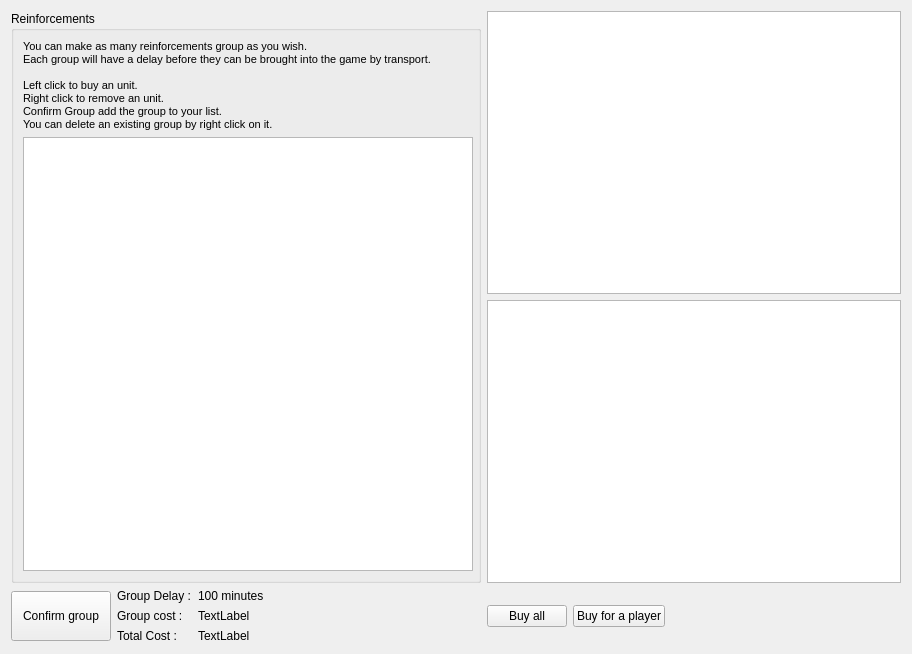
Qt form src/_res/galacticwar/reinforcementItems.ui (FAForever/client) before a commit.
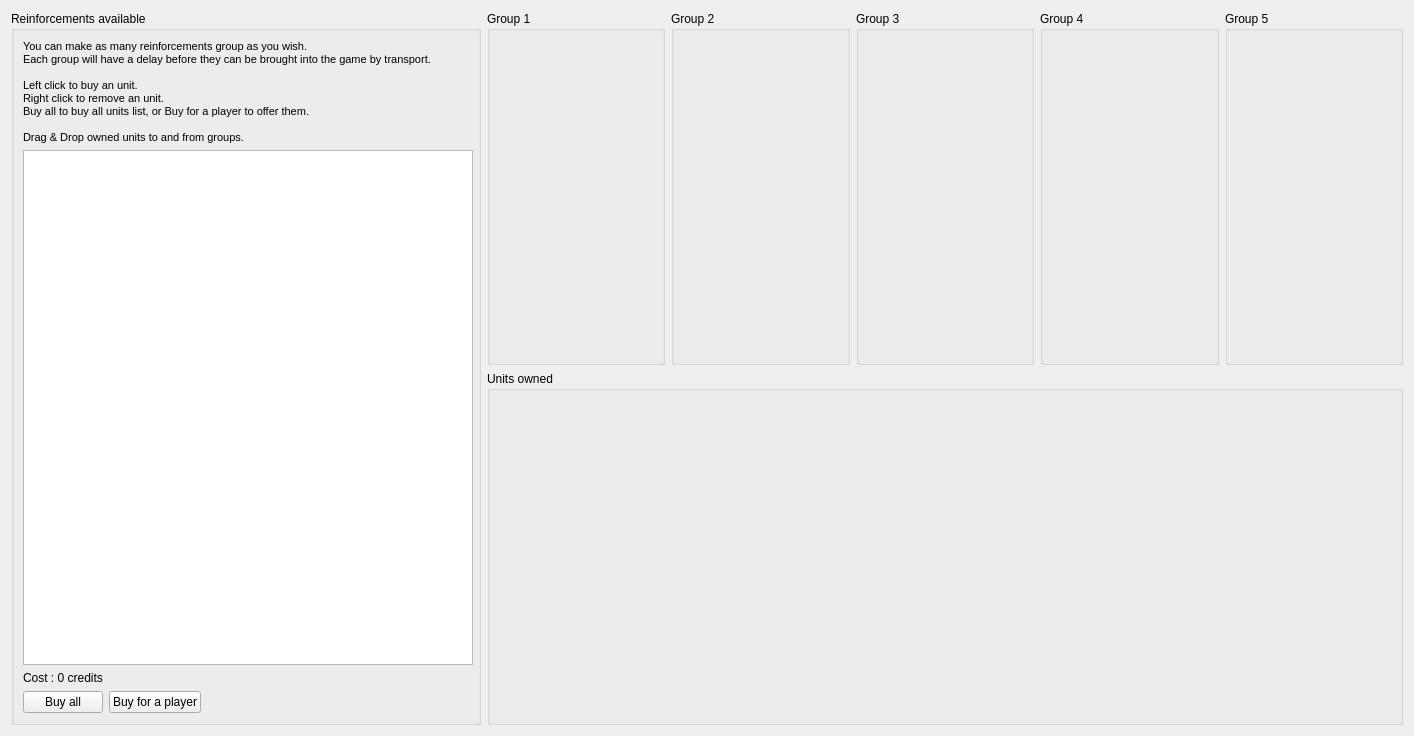
The same form after that commit.

Commit message: Better reinforcement panel.

```diff
--- a/src/_res/galacticwar/reinforcementItems.ui
+++ b/src/_res/galacticwar/reinforcementItems.ui
@@ -6,8 +6,8 @@
    <rect>
     <x>0</x>
     <y>0</y>
-    <width>912</width>
-    <height>654</height>
+    <width>1414</width>
+    <height>736</height>
    </rect>
   </property>
   <property name="windowTitle">
@@ -16,8 +16,8 @@
   <property name="styleSheet">
    <string notr="true"/>
   </property>
-  <layout class="QGridLayout" name="gridLayout_3">
-   <item row="0" column="0" rowspan="2" colspan="2">
+  <layout class="QGridLayout" name="gridLayout_7">
+   <item row="0" column="0" rowspan="2">
     <widget class="QGroupBox" name="groupBox">
      <property name="maximumSize">
       <size>
@@ -26,7 +26,7 @@
       </size>
      </property>
      <property name="title">
-      <string>Reinforcements</string>
+      <string>Reinforcements available</string>
      </property>
      <property name="flat">
       <bool>false</bool>
@@ -42,10 +42,11 @@
 &lt;p align=&quot;justify&quot; style=&quot; margin-top:0px; margin-bottom:0px; margin-left:0px; margin-right:0px; -qt-block-indent:0; text-indent:0px;&quot;&gt;&lt;span style=&quot; font-size:8pt;&quot;&gt;You can make as many reinforcements group as you wish. &lt;/span&gt;&lt;/p&gt;
 &lt;p align=&quot;justify&quot; style=&quot; margin-top:0px; margin-bottom:0px; margin-left:0px; margin-right:0px; -qt-block-indent:0; text-indent:0px;&quot;&gt;&lt;span style=&quot; font-size:8pt;&quot;&gt;Each group will have a delay before they can be brought into the game by transport.&lt;/span&gt;&lt;/p&gt;
 &lt;p align=&quot;justify&quot; style=&quot;-qt-paragraph-type:empty; margin-top:0px; margin-bottom:0px; margin-left:0px; margin-right:0px; -qt-block-indent:0; text-indent:0px; font-size:8pt;&quot;&gt;&lt;/p&gt;
-&lt;p align=&quot;justify&quot; style=&quot; margin-top:0px; margin-bottom:0px; margin-left:0px; margin-right:0px; -qt-block-indent:0; text-indent:0px;&quot;&gt;&lt;span style=&quot; font-size:8pt;&quot;&gt;Left&lt;/span&gt;&lt;span style=&quot; font-size:8pt;&quot;&gt; click to buy an unit.&lt;/span&gt;&lt;/p&gt;
-&lt;p align=&quot;justify&quot; style=&quot; margin-top:0px; margin-bottom:0px; margin-left:0px; margin-right:0px; -qt-block-indent:0; text-indent:0px;&quot;&gt;&lt;span style=&quot; font-size:8pt;&quot;&gt;Right&lt;/span&gt;&lt;span style=&quot; font-size:8pt;&quot;&gt; click to remove an unit.&lt;/span&gt;&lt;/p&gt;
-&lt;p align=&quot;justify&quot; style=&quot; margin-top:0px; margin-bottom:0px; margin-left:0px; margin-right:0px; -qt-block-indent:0; text-indent:0px;&quot;&gt;&lt;span style=&quot; font-size:8pt;&quot;&gt;Confirm Group add the group to your list.&lt;/span&gt;&lt;/p&gt;
-&lt;p align=&quot;justify&quot; style=&quot; margin-top:0px; margin-bottom:0px; margin-left:0px; margin-right:0px; -qt-block-indent:0; text-indent:0px;&quot;&gt;&lt;span style=&quot; font-size:8pt;&quot;&gt;You can delete an existing group by right click on it.&lt;/span&gt;&lt;/p&gt;&lt;/body&gt;&lt;/html&gt;</string>
+&lt;p align=&quot;justify&quot; style=&quot; margin-top:0px; margin-bottom:0px; margin-left:0px; margin-right:0px; -qt-block-indent:0; text-indent:0px;&quot;&gt;&lt;span style=&quot; font-size:8pt;&quot;&gt;Left click to buy an unit.&lt;/span&gt;&lt;/p&gt;
+&lt;p align=&quot;justify&quot; style=&quot; margin-top:0px; margin-bottom:0px; margin-left:0px; margin-right:0px; -qt-block-indent:0; text-indent:0px;&quot;&gt;&lt;span style=&quot; font-size:8pt;&quot;&gt;Right click to remove an unit.&lt;/span&gt;&lt;/p&gt;
+&lt;p align=&quot;justify&quot; style=&quot; margin-top:0px; margin-bottom:0px; margin-left:0px; margin-right:0px; -qt-block-indent:0; text-indent:0px;&quot;&gt;&lt;span style=&quot; font-size:8pt;&quot;&gt;Buy all to buy all units list, or Buy for a player to offer them.&lt;/span&gt;&lt;/p&gt;
+&lt;p align=&quot;justify&quot; style=&quot;-qt-paragraph-type:empty; margin-top:0px; margin-bottom:0px; margin-left:0px; margin-right:0px; -qt-block-indent:0; text-indent:0px; font-size:8pt;&quot;&gt;&lt;/p&gt;
+&lt;p align=&quot;justify&quot; style=&quot; margin-top:0px; margin-bottom:0px; margin-left:0px; margin-right:0px; -qt-block-indent:0; text-indent:0px;&quot;&gt;&lt;span style=&quot; font-size:8pt;&quot;&gt;Drag &amp;amp; Drop owned units to and from groups.&lt;/span&gt;&lt;/p&gt;&lt;/body&gt;&lt;/html&gt;</string>
         </property>
        </widget>
       </item>
@@ -83,207 +84,125 @@
         </property>
        </widget>
       </item>
+      <item row="3" column="0">
+       <layout class="QHBoxLayout" name="horizontalLayout_2">
+        <item>
+         <widget class="QPushButton" name="buyBtn">
+          <property name="enabled">
+           <bool>true</bool>
+          </property>
+          <property name="text">
+           <string>Buy all</string>
+          </property>
+         </widget>
+        </item>
+        <item>
+         <widget class="QPushButton" name="offerBtn">
+          <property name="enabled">
+           <bool>true</bool>
+          </property>
+          <property name="text">
+           <string>Buy for a player</string>
+          </property>
+         </widget>
+        </item>
+        <item>
+         <spacer name="horizontalSpacer_2">
+          <property name="orientation">
+           <enum>Qt::Horizontal</enum>
+          </property>
+          <property name="sizeHint" stdset="0">
+           <size>
+            <width>40</width>
+            <height>20</height>
+           </size>
+          </property>
+         </spacer>
+        </item>
+       </layout>
+      </item>
+      <item row="2" column="0">
+       <widget class="QLabel" name="costText">
+        <property name="text">
+         <string>Cost : 0 credits</string>
+        </property>
+       </widget>
+      </item>
      </layout>
     </widget>
    </item>
-   <item row="0" column="2">
-    <widget class="QTreeWidget" name="groupsOwned">
-     <property name="alternatingRowColors">
-      <bool>true</bool>
-     </property>
-     <property name="expandsOnDoubleClick">
-      <bool>true</bool>
-     </property>
-     <property name="columnCount">
-      <number>1</number>
-     </property>
-     <attribute name="headerVisible">
-      <bool>false</bool>
-     </attribute>
-     <column>
-      <property name="text">
-       <string>New Column</string>
-      </property>
-     </column>
-    </widget>
-   </item>
-   <item row="1" column="2">
-    <widget class="QTreeWidget" name="groupsWidgets">
-     <property name="alternatingRowColors">
-      <bool>true</bool>
-     </property>
-     <property name="expandsOnDoubleClick">
-      <bool>true</bool>
-     </property>
-     <property name="columnCount">
-      <number>1</number>
-     </property>
-     <attribute name="headerVisible">
-      <bool>false</bool>
-     </attribute>
-     <column>
-      <property name="text">
-       <string>New Column</string>
-      </property>
-     </column>
-    </widget>
-   </item>
-   <item row="3" column="0">
-    <widget class="QPushButton" name="confirmGroupButton">
-     <property name="minimumSize">
-      <size>
-       <width>0</width>
-       <height>50</height>
-      </size>
-     </property>
-     <property name="maximumSize">
-      <size>
-       <width>100</width>
-       <height>16777215</height>
-      </size>
-     </property>
-     <property name="text">
-      <string>Confirm group</string>
-     </property>
-    </widget>
-   </item>
-   <item row="3" column="1">
-    <layout class="QGridLayout" name="gridLayout_2">
-     <item row="0" column="0">
-      <layout class="QHBoxLayout" name="horizontalLayout">
-       <item>
-        <widget class="QLabel" name="label_4">
-         <property name="minimumSize">
-          <size>
-           <width>0</width>
-           <height>0</height>
-          </size>
-         </property>
-         <property name="maximumSize">
-          <size>
-           <width>75</width>
-           <height>16777215</height>
-          </size>
-         </property>
-         <property name="text">
-          <string>Group Delay :</string>
-         </property>
-        </widget>
-       </item>
-       <item>
-        <widget class="QLabel" name="groupDelayText">
-         <property name="minimumSize">
-          <size>
-           <width>100</width>
-           <height>0</height>
-          </size>
-         </property>
-         <property name="text">
-          <string>100 minutes</string>
-         </property>
-        </widget>
-       </item>
-      </layout>
+   <item row="0" column="1">
+    <layout class="QHBoxLayout" name="horizontalLayout">
+     <item>
+      <widget class="QGroupBox" name="group1">
+       <property name="title">
+        <string>Group 1</string>
+       </property>
+       <layout class="QGridLayout" name="gridLayout_3">
+        <property name="margin">
+         <number>0</number>
+        </property>
+       </layout>
+      </widget>
      </item>
-     <item row="1" column="0">
-      <layout class="QHBoxLayout" name="horizontalLayout_2">
-       <item>
-        <widget class="QLabel" name="label_2">
-         <property name="maximumSize">
-          <size>
-           <width>75</width>
-           <height>16777215</height>
-          </size>
-         </property>
-         <property name="text">
-          <string>Group cost :</string>
-         </property>
-        </widget>
-       </item>
-       <item>
-        <widget class="QLabel" name="GroupCostText">
-         <property name="minimumSize">
-          <size>
-           <width>100</width>
-           <height>0</height>
-          </size>
-         </property>
-         <property name="text">
-          <string>TextLabel</string>
-         </property>
-        </widget>
-       </item>
-      </layout>
+     <item>
+      <widget class="QGroupBox" name="group2">
+       <property name="title">
+        <string>Group 2</string>
+       </property>
+       <layout class="QGridLayout" name="gridLayout_4">
+        <property name="margin">
+         <number>0</number>
+        </property>
+       </layout>
+      </widget>
      </item>
-     <item row="2" column="0">
-      <layout class="QHBoxLayout" name="horizontalLayout_3">
-       <item>
-        <widget class="QLabel" name="label_3">
-         <property name="maximumSize">
-          <size>
-           <width>75</width>
-           <height>16777215</height>
-          </size>
-         </property>
-         <property name="text">
-          <string>Total Cost :</string>
-         </property>
-        </widget>
-       </item>
-       <item>
-        <widget class="QLabel" name="CostText">
-         <property name="minimumSize">
-          <size>
-           <width>100</width>
-           <height>0</height>
-          </size>
-         </property>
-         <property name="text">
-          <string>TextLabel</string>
-         </property>
-        </widget>
-       </item>
-      </layout>
-     </item>
-    </layout>
-   </item>
-   <item row="3" column="2">
-    <layout class="QHBoxLayout" name="horizontalLayout_4">
      <item>
-      <widget class="QPushButton" name="buyButton">
-       <property name="enabled">
-        <bool>true</bool>
+      <widget class="QGroupBox" name="group3">
+       <property name="title">
+        <string>Group 3</string>
        </property>
-       <property name="text">
-        <string>Buy all</string>
-       </property>
+       <layout class="QGridLayout" name="gridLayout_5">
+        <property name="margin">
+         <number>0</number>
+        </property>
+       </layout>
       </widget>
      </item>
      <item>
-      <widget class="QPushButton" name="offerButton">
-       <property name="enabled">
-        <bool>true</bool>
+      <widget class="QGroupBox" name="group4">
+       <property name="title">
+        <string>Group 4</string>
        </property>
-       <property name="text">
-        <string>Buy for a player</string>
-       </property>
+       <layout class="QGridLayout" name="gridLayout_6">
+        <property name="margin">
+         <number>0</number>
+        </property>
+       </layout>
       </widget>
      </item>
      <item>
-      <spacer name="horizontalSpacer">
-       <property name="orientation">
-        <enum>Qt::Horizontal</enum>
+      <widget class="QGroupBox" name="group5">
+       <property name="title">
+        <string>Group 5</string>
        </property>
-       <property name="sizeHint" stdset="0">
-        <size>
-         <width>40</width>
-         <height>20</height>
-        </size>
-       </property>
-      </spacer>
+       <layout class="QGridLayout" name="gridLayout_2">
+        <property name="margin">
+         <number>0</number>
+        </property>
+       </layout>
+      </widget>
      </item>
     </layout>
    </item>
+   <item row="1" column="1">
+    <widget class="QGroupBox" name="ownedGroup">
+     <property name="title">
+      <string>Units owned</string>
+     </property>
+     <layout class="QGridLayout" name="gridLayout_8"/>
+    </widget>
+   </item>
   </layout>
  </widget>
  <resources/>
```
Left out of the diff: 12 changed lines with no effect on the pictures. The commit also changes 6 other files.
